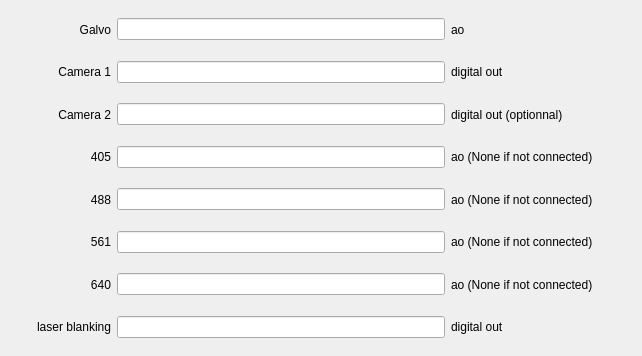
Old version of the form widget/ui_set_DAQ.ui in the repository thibault-brugiere/OPM_GUI.
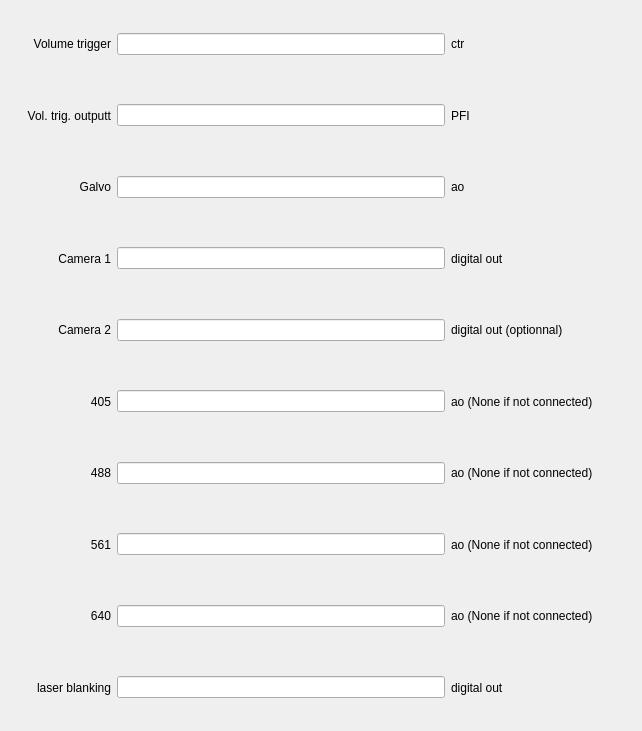
New version of the form.

Commit message: Ajout volume triger interface

Diff of the .ui file:
```diff
--- a/widget/ui_set_DAQ.ui
+++ b/widget/ui_set_DAQ.ui
@@ -7,13 +7,89 @@
     <x>0</x>
     <y>0</y>
     <width>642</width>
-    <height>356</height>
+    <height>731</height>
    </rect>
   </property>
   <property name="windowTitle">
    <string>Form</string>
   </property>
   <layout class="QVBoxLayout" name="verticalLayout">
+   <item>
+    <layout class="QHBoxLayout" name="horizontalLayout_9">
+     <item>
+      <widget class="QLabel" name="label_vol_trig">
+       <property name="minimumSize">
+        <size>
+         <width>100</width>
+         <height>0</height>
+        </size>
+       </property>
+       <property name="text">
+        <string>Volume trigger</string>
+       </property>
+       <property name="alignment">
+        <set>Qt::AlignRight|Qt::AlignTrailing|Qt::AlignVCenter</set>
+       </property>
+      </widget>
+     </item>
+     <item>
+      <widget class="QLineEdit" name="lineEdit_vol_trig">
+       <property name="text">
+        <string/>
+       </property>
+      </widget>
+     </item>
+     <item>
+      <widget class="QLabel" name="label_vol_trig_out">
+       <property name="minimumSize">
+        <size>
+         <width>180</width>
+         <height>0</height>
+        </size>
+       </property>
+       <property name="text">
+        <string>ctr</string>
+       </property>
+      </widget>
+     </item>
+    </layout>
+   </item>
+   <item>
+    <layout class="QHBoxLayout" name="horizontalLayout_10">
+     <item>
+      <widget class="QLabel" name="label_vol_trig_outputt">
+       <property name="minimumSize">
+        <size>
+         <width>100</width>
+         <height>0</height>
+        </size>
+       </property>
+       <property name="text">
+        <string>Vol. trig. outputt</string>
+       </property>
+       <property name="alignment">
+        <set>Qt::AlignRight|Qt::AlignTrailing|Qt::AlignVCenter</set>
+       </property>
+      </widget>
+     </item>
+     <item>
+      <widget class="QLineEdit" name="lineEdit_vol_trig_outputt"/>
+     </item>
+     <item>
+      <widget class="QLabel" name="label_vol_trig_outputt_out">
+       <property name="minimumSize">
+        <size>
+         <width>180</width>
+         <height>0</height>
+        </size>
+       </property>
+       <property name="text">
+        <string>PFI</string>
+       </property>
+      </widget>
+     </item>
+    </layout>
+   </item>
    <item>
     <layout class="QHBoxLayout" name="horizontalLayout">
      <item>
```
The commit also changes 3 other files.
